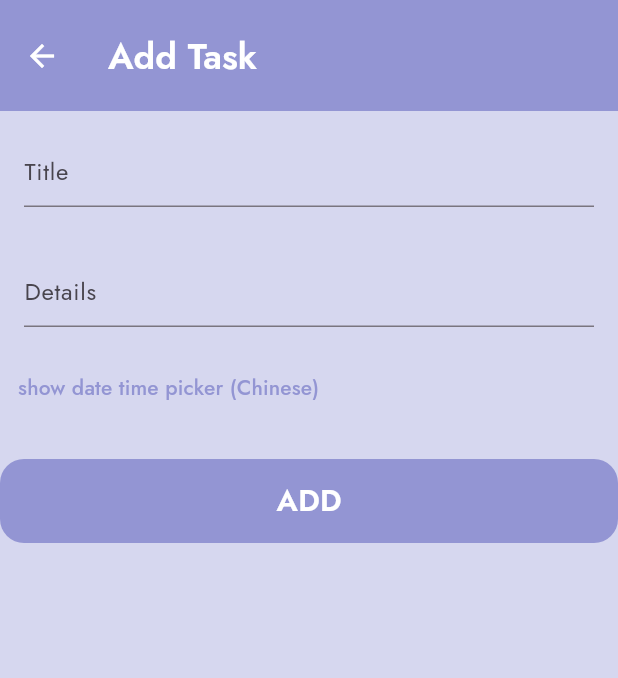
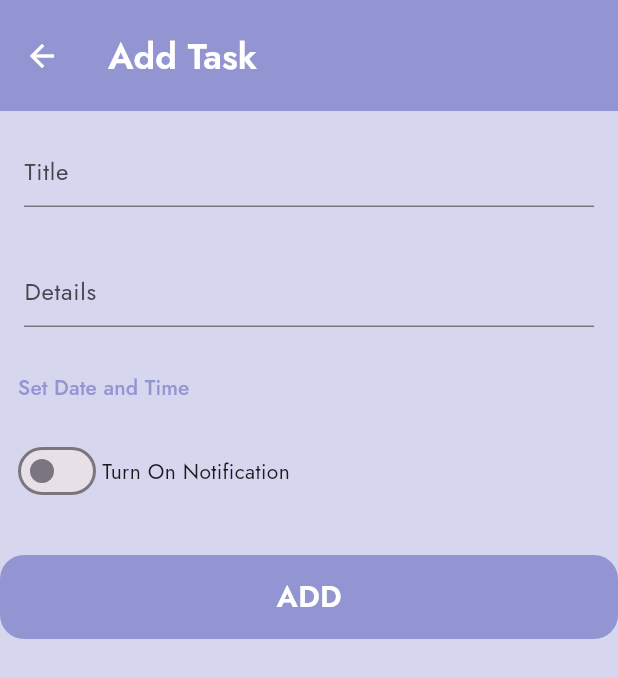
Before and after one commit to NaimurNoyon/To-Do-App-With-Local-Database, a Flutter app: the AddTaskScreen screen opened directly, on a phone screen of 412 x 824 dp. Shown: the top 678 px of the screen. Run offline on Flutter 3.47's test engine with Material 3 defaults, Android fonts, the phone set to English and light mode, and no system bars; our stand-ins replace flutter_datetime_picker_plus, google_fonts, sqflite; accounts and stored records are empty.

Commit message:
Update add_task_screen.dart

```diff
--- a/lib/screens/add_task_screen.dart
+++ b/lib/screens/add_task_screen.dart
@@ -1,4 +1,3 @@
-import 'package:flutter/cupertino.dart';
 import 'package:flutter/material.dart';
 import 'package:flutter_datetime_picker_plus/flutter_datetime_picker_plus.dart' as picker;
 import 'package:flutter_datetime_picker_plus/flutter_datetime_picker_plus.dart';
@@ -71,8 +70,6 @@ class AddTaskScreen extends StatelessWidget {
                   onPressed: () {
                     DatePicker.showDateTimePicker(context,
                         showTitleActions: true,
-                        minTime: DateTime(2018, 3, 5),
-                        maxTime: DateTime(2019, 6, 7),
                         theme: picker.DatePickerTheme(
                             headerColor: primaryColor,
                             backgroundColor: bgColor,
@@ -88,9 +85,25 @@ class AddTaskScreen extends StatelessWidget {
                         }, currentTime: DateTime.now(), locale: LocaleType.en);
                   },
                   child: Text(
-                    'show date time picker (Chinese)',
+                    'Set Date and Time',
                     style: TextStyle(color: primaryColor),
                   )),
+              Padding(
+                padding: const EdgeInsets.all(8.0),
+                child: Row(
+                  children: [
+                    Switch(
+                      activeColor: Colors.white,
+                      activeTrackColor: primaryColor,
+                      value: false,
+                      onChanged: (value) {
+                        //provider.settingNotification('isha');
+                      },
+                    ),
+                    Text("Turn On Notification")
+                  ],
+                ),
+              ),
               GestureDetector(
                 onTap: (){
                   final task = TaskModel(
```
